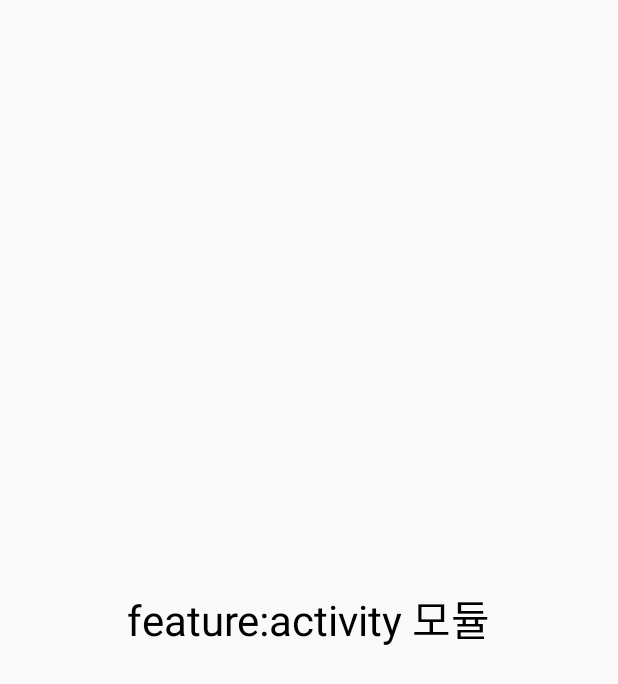
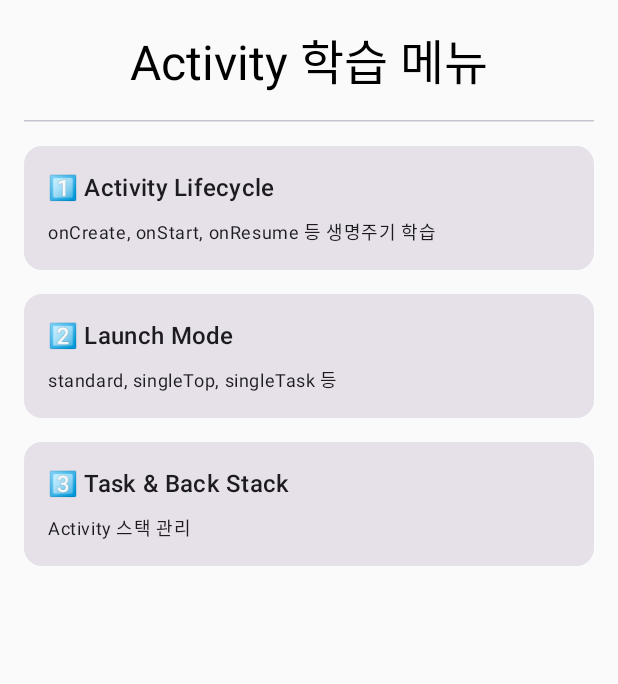
Before and after one commit to HamBeomJoon/Android-review, an Android app built with Jetpack Compose: the ActivityScreen screen opened through its navigation route, on a phone screen of 412 x 824 dp. Shown: the top 684 px of the screen. Run offline under Robolectric (Android 15) with nearby library versions, the phone set to English and light mode, and no system bars.

Commit message:
feat: Activity Lifecycle 학습 페이지 구현 및 UI 개선
- `LifecycleActivity` 및 `LifecycleSecondActivity`를 추가하여 Activity 생명주기 로깅 및 화면 전환 테스트 기능 구현.
- `ActivityScreen` UI를 Lifecycle, Launch Mode, Task 학습 메뉴 리스트 형태로 개편 및 네비게이션 연결.
- `feature:activity` 모듈의 `AndroidManifest.xml`에 신규 Activity 등록.
- `MainActivity`의 메인 진입점 버튼 텍스트 변경.
- `IntentScreen` 내 `Divider`를 `HorizontalDivider`로 교체.

```diff
--- a/app/src/main/java/com/example/review/MainActivity.kt
+++ b/app/src/main/java/com/example/review/MainActivity.kt
@@ -74,7 +74,7 @@ fun HomeScreen(
             onClick = onActivityClick,
             modifier = Modifier.fillMaxWidth(),
         ) {
-            Text("feature:activity 모듈")
+            Text("activity 학습")
         }
 
         Spacer(modifier = Modifier.height(16.dp))
@@ -83,7 +83,7 @@ fun HomeScreen(
             onClick = onIntentClick,
             modifier = Modifier.fillMaxWidth(),
         ) {
-            Text("feature:intent 모듈")
+            Text("intent 학습")
         }
     }
 }
--- a/feature/activity/src/main/java/com/example/activity/ActivityScreen.kt
+++ b/feature/activity/src/main/java/com/example/activity/ActivityScreen.kt
@@ -1,29 +1,108 @@
 package com.example.activity
 
+import android.content.Intent
 import androidx.compose.foundation.layout.Arrangement
 import androidx.compose.foundation.layout.Column
 import androidx.compose.foundation.layout.fillMaxSize
+import androidx.compose.foundation.layout.fillMaxWidth
 import androidx.compose.foundation.layout.padding
+import androidx.compose.material3.Card
+import androidx.compose.material3.DividerDefaults
+import androidx.compose.material3.HorizontalDivider
 import androidx.compose.material3.MaterialTheme
 import androidx.compose.material3.Text
 import androidx.compose.runtime.Composable
 import androidx.compose.ui.Alignment
 import androidx.compose.ui.Modifier
+import androidx.compose.ui.platform.LocalContext
 import androidx.compose.ui.unit.dp
+import com.example.activity.lifecycle.LifecycleActivity
 
 @Composable
 fun ActivityScreen() {
+    val context = LocalContext.current
+
     Column(
         modifier =
             Modifier
                 .fillMaxSize()
                 .padding(16.dp),
         horizontalAlignment = Alignment.CenterHorizontally,
-        verticalArrangement = Arrangement.Center,
+        verticalArrangement = Arrangement.spacedBy(16.dp),
     ) {
         Text(
-            text = "feature:activity 모듈",
-            style = MaterialTheme.typography.headlineMedium,
+            text = "Activity 학습 메뉴",
+            style = MaterialTheme.typography.headlineLarge,
         )
+
+        HorizontalDivider(Modifier, DividerDefaults.Thickness, DividerDefaults.color)
+
+        // 1. Lifecycle 학습
+        Card(
+            modifier = Modifier.fillMaxWidth(),
+            onClick = {
+                val intent = Intent(context, LifecycleActivity::class.java)
+                context.startActivity(intent)
+            },
+        ) {
+            Column(
+                modifier = Modifier.padding(16.dp),
+                verticalArrangement = Arrangement.spacedBy(8.dp),
+            ) {
+                Text(
+                    text = "1️⃣ Activity Lifecycle",
+                    style = MaterialTheme.typography.titleMedium,
+                )
+                Text(
+                    text = "onCreate, onStart, onResume 등 생명주기 학습",
+                    style = MaterialTheme.typography.bodySmall,
+                )
+            }
+        }
+
+        // 2. LaunchMode 학습
+        Card(
+            modifier = Modifier.fillMaxWidth(),
+            onClick = {
+//                val intent = Intent(context, LaunchModeActivity::class.java)
+//                context.startActivity(intent)
+            },
+        ) {
+            Column(
+                modifier = Modifier.padding(16.dp),
+                verticalArrangement = Arrangement.spacedBy(8.dp),
+            ) {
+                Text(
+                    text = "2️⃣ Launch Mode",
+                    style = MaterialTheme.typography.titleMedium,
+                )
+                Text(
+                    text = "standard, singleTop, singleTask 등",
+                    style = MaterialTheme.typography.bodySmall,
+                )
+            }
+        }
+
+        // 3. Task & Back Stack
+        Card(
+            modifier = Modifier.fillMaxWidth(),
+            onClick = {
+                // TODO: TaskActivity 만들기
+            },
+        ) {
+            Column(
+                modifier = Modifier.padding(16.dp),
+                verticalArrangement = Arrangement.spacedBy(8.dp),
+            ) {
+                Text(
+                    text = "3️⃣ Task & Back Stack",
+                    style = MaterialTheme.typography.titleMedium,
+                )
+                Text(
+                    text = "Activity 스택 관리",
+                    style = MaterialTheme.typography.bodySmall,
+                )
+            }
+        }
     }
 }
```
Also changed, not shown: feature/activity/src/main/AndroidManifest.xml (+20 -1 lines), feature/activity/src/main/java/com/example/activity/lifecycle/LifecycleActivity.kt (added, +141 -0 lines), feature/activity/src/main/java/com/example/activity/lifecycle/LifecycleSecondActivity.kt (added, +108 -0 lines), feature/intent/src/main/java/com/example/intent/IntentScreen.kt (+3 -4 lines).
